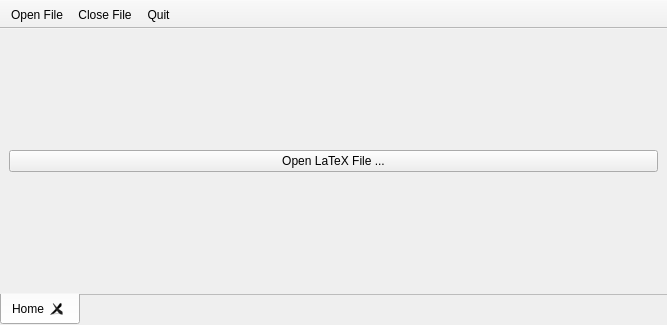
This is guicompiler/mainwidget.ui in phfaist/ethuebung as Qt 5 draws it before an edit. The edited form follows.
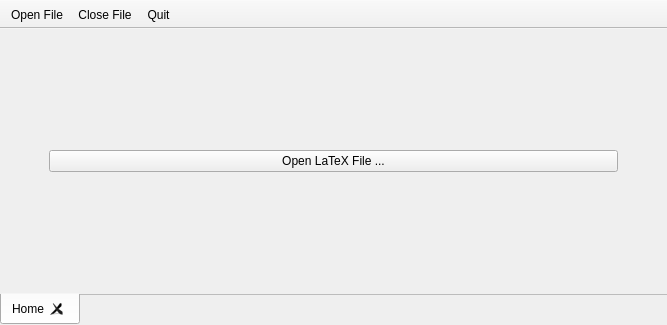
This is the edited form. Icons and pictures are not drawn.

What changed in the file:
```diff
--- a/guicompiler/mainwidget.ui
+++ b/guicompiler/mainwidget.ui
@@ -45,8 +45,8 @@
        <attribute name="title">
         <string>Home</string>
        </attribute>
-       <layout class="QVBoxLayout" name="verticalLayout_2">
-        <item>
+       <layout class="QGridLayout" name="gridLayout">
+        <item row="0" column="1">
          <widget class="QLabel" name="lblWelcome">
           <property name="minimumSize">
            <size>
@@ -62,7 +62,7 @@
           </property>
          </widget>
         </item>
-        <item>
+        <item row="1" column="1">
          <spacer name="verticalSpacer">
           <property name="orientation">
            <enum>Qt::Vertical</enum>
@@ -75,14 +75,14 @@
           </property>
          </spacer>
         </item>
-        <item>
+        <item row="2" column="1">
          <widget class="QPushButton" name="btnOpenFile">
           <property name="text">
            <string>Open LaTeX File ...</string>
           </property>
          </widget>
         </item>
-        <item>
+        <item row="3" column="1">
          <spacer name="verticalSpacer_3">
           <property name="orientation">
            <enum>Qt::Vertical</enum>
@@ -95,7 +95,7 @@
           </property>
          </spacer>
         </item>
-        <item>
+        <item row="4" column="1">
          <spacer name="verticalSpacer_2">
           <property name="orientation">
            <enum>Qt::Vertical</enum>
@@ -108,6 +108,38 @@
           </property>
          </spacer>
         </item>
+        <item row="2" column="0">
+         <spacer name="horizontalSpacer">
+          <property name="orientation">
+           <enum>Qt::Horizontal</enum>
+          </property>
+          <property name="sizeType">
+           <enum>QSizePolicy::Fixed</enum>
+          </property>
+          <property name="sizeHint" stdset="0">
+           <size>
+            <width>40</width>
+            <height>20</height>
+           </size>
+          </property>
+         </spacer>
+        </item>
+        <item row="2" column="2">
+         <spacer name="horizontalSpacer_2">
+          <property name="orientation">
+           <enum>Qt::Horizontal</enum>
+          </property>
+          <property name="sizeType">
+           <enum>QSizePolicy::Fixed</enum>
+          </property>
+          <property name="sizeHint" stdset="0">
+           <size>
+            <width>40</width>
+            <height>20</height>
+           </size>
+          </property>
+         </spacer>
+        </item>
        </layout>
       </widget>
      </widget>
```
Left out of the diff: 4 changed lines with no effect on the pictures.
